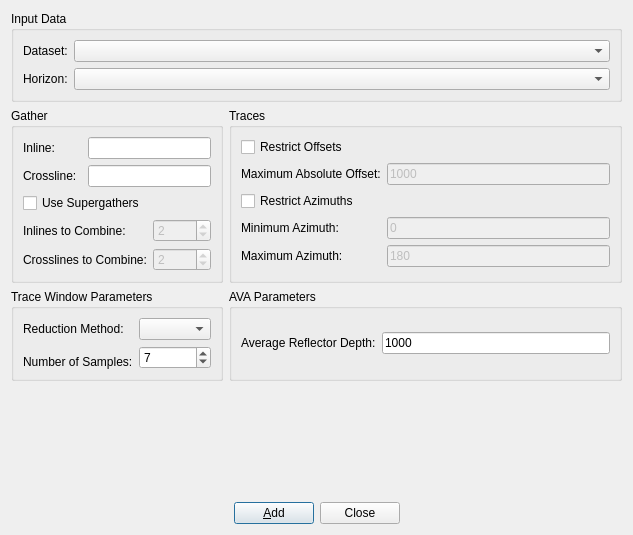
Qt form ProjectViewer/amplitudecurvedataselectiondialog.ui (fsoos74/su) before a commit.
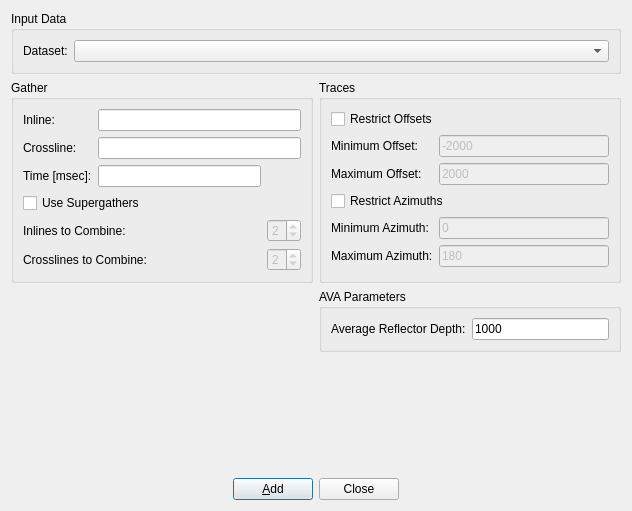
The same form after that commit. Icons and pictures are not drawn.

Commit message: commit many changes after long time

```diff
--- a/ProjectViewer/amplitudecurvedataselectiondialog.ui
+++ b/ProjectViewer/amplitudecurvedataselectiondialog.ui
@@ -6,8 +6,8 @@
    <rect>
     <x>0</x>
     <y>0</y>
-    <width>633</width>
-    <height>535</height>
+    <width>632</width>
+    <height>511</height>
    </rect>
   </property>
   <property name="windowTitle">
@@ -45,116 +45,34 @@
             </property>
            </widget>
           </item>
-          <item row="1" column="0">
-           <widget class="QLabel" name="label_2">
-            <property name="text">
-             <string>Horizon:</string>
-            </property>
-           </widget>
-          </item>
-          <item row="1" column="1">
-           <widget class="QComboBox" name="cbHorizon">
-            <property name="sizePolicy">
-             <sizepolicy hsizetype="Expanding" vsizetype="Fixed">
-              <horstretch>0</horstretch>
-              <verstretch>0</verstretch>
-             </sizepolicy>
-            </property>
-           </widget>
-          </item>
          </layout>
         </item>
        </layout>
       </widget>
      </item>
-     <item row="1" column="0">
-      <widget class="QGroupBox" name="groupBox_3">
-       <property name="title">
-        <string>Gather</string>
-       </property>
-       <layout class="QGridLayout" name="gridLayout_3">
-        <item row="0" column="0">
-         <widget class="QLabel" name="label_3">
-          <property name="text">
-           <string>Inline:</string>
-          </property>
-         </widget>
-        </item>
-        <item row="0" column="1" colspan="2">
-         <widget class="QLineEdit" name="leInline"/>
-        </item>
-        <item row="1" column="0">
-         <widget class="QLabel" name="label_4">
-          <property name="text">
-           <string>Crossline:</string>
-          </property>
-         </widget>
-        </item>
-        <item row="1" column="1" colspan="2">
-         <widget class="QLineEdit" name="leCrossline"/>
-        </item>
-        <item row="2" column="0" colspan="3">
-         <widget class="QCheckBox" name="cbSuperGather">
-          <property name="text">
-           <string>Use Supergathers</string>
-          </property>
-         </widget>
-        </item>
-        <item row="3" column="0" colspan="2">
-         <widget class="QLabel" name="label_8">
-          <property name="text">
-           <string>Inlines to Combine:</string>
-          </property>
-         </widget>
-        </item>
-        <item row="3" column="2">
-         <widget class="QSpinBox" name="sbInlines">
-          <property name="enabled">
-           <bool>false</bool>
-          </property>
-          <property name="minimum">
-           <number>1</number>
-          </property>
-          <property name="maximum">
-           <number>9</number>
-          </property>
-          <property name="value">
-           <number>2</number>
-          </property>
-         </widget>
-        </item>
-        <item row="4" column="0" colspan="2">
-         <widget class="QLabel" name="label_9">
-          <property name="text">
-           <string>Crosslines to Combine:</string>
-          </property>
-         </widget>
-        </item>
-        <item row="4" column="2">
-         <widget class="QSpinBox" name="sbCrosslines">
-          <property name="enabled">
-           <bool>false</bool>
-          </property>
-          <property name="minimum">
-           <number>1</number>
-          </property>
-          <property name="maximum">
-           <number>9</number>
-          </property>
-          <property name="value">
-           <number>2</number>
-          </property>
-         </widget>
-        </item>
-       </layout>
-      </widget>
-     </item>
      <item row="1" column="1">
       <widget class="QGroupBox" name="groupBox_4">
        <property name="title">
         <string>Traces</string>
        </property>
        <layout class="QGridLayout" name="gridLayout_4">
+        <item row="4" column="0">
+         <widget class="QLabel" name="label_11">
+          <property name="text">
+           <string>Minimum Azimuth:</string>
+          </property>
+         </widget>
+        </item>
+        <item row="4" column="1">
+         <widget class="QLineEdit" name="leMinAzimuth">
+          <property name="enabled">
+           <bool>false</bool>
+          </property>
+          <property name="text">
+           <string>0</string>
+          </property>
+         </widget>
+        </item>
         <item row="0" column="0" colspan="2">
          <widget class="QCheckBox" name="cbRestrictOffset">
           <property name="text">
@@ -165,55 +83,21 @@
           </property>
          </widget>
         </item>
-        <item row="1" column="0">
+        <item row="2" column="0">
          <widget class="QLabel" name="label_7">
           <property name="text">
-           <string>Maximum Absolute Offset:</string>
+           <string>Maximum Offset:</string>
           </property>
          </widget>
         </item>
-        <item row="1" column="1">
-         <widget class="QLineEdit" name="leMaxOffset">
-          <property name="enabled">
-           <bool>false</bool>
-          </property>
-          <property name="text">
-           <string>1000</string>
-          </property>
-         </widget>
-        </item>
-        <item row="2" column="0" colspan="2">
-         <widget class="QCheckBox" name="cbRestrictAzimuth">
-          <property name="text">
-           <string>Restrict Azimuths</string>
-          </property>
-         </widget>
-        </item>
-        <item row="3" column="0">
-         <widget class="QLabel" name="label_11">
-          <property name="text">
-           <string>Minimum Azimuth:</string>
-          </property>
-         </widget>
-        </item>
-        <item row="3" column="1">
-         <widget class="QLineEdit" name="leMinAzimuth">
-          <property name="enabled">
-           <bool>false</bool>
-          </property>
-          <property name="text">
-           <string>0</string>
-          </property>
-         </widget>
-        </item>
-        <item row="4" column="0">
+        <item row="5" column="0">
          <widget class="QLabel" name="label_12">
           <property name="text">
            <string>Maximum Azimuth:</string>
           </property>
          </widget>
         </item>
-        <item row="4" column="1">
+        <item row="5" column="1">
          <widget class="QLineEdit" name="leMaxAzimuth">
           <property name="enabled">
            <bool>false</bool>
@@ -223,45 +107,37 @@
           </property>
          </widget>
         </item>
-       </layout>
-      </widget>
-     </item>
-     <item row="2" column="0">
-      <widget class="QGroupBox" name="groupBox">
-       <property name="title">
-        <string>Trace Window Parameters</string>
-       </property>
-       <layout class="QGridLayout" name="gridLayout_2">
-        <item row="0" column="0">
-         <widget class="QLabel" name="label_5">
+        <item row="2" column="1">
+         <widget class="QLineEdit" name="leMaxOffset">
+          <property name="enabled">
+           <bool>false</bool>
+          </property>
           <property name="text">
-           <string>Reduction Method:</string>
+           <string>2000</string>
           </property>
          </widget>
         </item>
-        <item row="0" column="1">
-         <widget class="QComboBox" name="cbMethod"/>
+        <item row="3" column="0" colspan="2">
+         <widget class="QCheckBox" name="cbRestrictAzimuth">
+          <property name="text">
+           <string>Restrict Azimuths</string>
+          </property>
+         </widget>
         </item>
-        <item row="1" column="1" rowspan="2">
-         <widget class="QSpinBox" name="sbSamples">
-          <property name="minimum">
-           <number>1</number>
+        <item row="1" column="0">
+         <widget class="QLabel" name="label_13">
+          <property name="text">
+           <string>Minimum Offset:</string>
           </property>
-          <property name="maximum">
-           <number>99</number>
-          </property>
-          <property name="singleStep">
-           <number>2</number>
-          </property>
-          <property name="value">
-           <number>7</number>
-          </property>
          </widget>
         </item>
-        <item row="2" column="0">
-         <widget class="QLabel" name="label_6">
+        <item row="1" column="1">
+         <widget class="QLineEdit" name="leMinOffset">
+          <property name="enabled">
+           <bool>false</bool>
+          </property>
           <property name="text">
-           <string>Number of Samples:</string>
+           <string>-2000</string>
           </property>
          </widget>
         </item>
@@ -291,6 +167,98 @@
        </layout>
       </widget>
      </item>
+     <item row="1" column="0">
+      <widget class="QGroupBox" name="groupBox_3">
+       <property name="title">
+        <string>Gather</string>
+       </property>
+       <layout class="QGridLayout" name="gridLayout_3">
+        <item row="0" column="0">
+         <widget class="QLabel" name="label_3">
+          <property name="text">
+           <string>Inline:</string>
+          </property>
+         </widget>
+        </item>
+        <item row="0" column="1" colspan="2">
+         <widget class="QLineEdit" name="leInline"/>
+        </item>
+        <item row="1" column="0">
+         <widget class="QLabel" name="label_4">
+          <property name="text">
+           <string>Crossline:</string>
+          </property>
+         </widget>
+        </item>
+        <item row="1" column="1" colspan="2">
+         <widget class="QLineEdit" name="leCrossline"/>
+        </item>
+        <item row="3" column="0" colspan="3">
+         <widget class="QCheckBox" name="cbSuperGather">
+          <property name="text">
+           <string>Use Supergathers</string>
+          </property>
+         </widget>
+        </item>
+        <item row="4" column="0" colspan="2">
+         <widget class="QLabel" name="label_8">
+          <property name="text">
+           <string>Inlines to Combine:</string>
+          </property>
+         </widget>
+        </item>
+        <item row="4" column="2">
+         <widget class="QSpinBox" name="sbInlines">
+          <property name="enabled">
+           <bool>false</bool>
+          </property>
+          <property name="minimum">
+           <number>1</number>
+          </property>
+          <property name="maximum">
+           <number>9</number>
+          </property>
+          <property name="value">
+           <number>2</number>
+          </property>
+         </widget>
+        </item>
+        <item row="5" column="0" colspan="2">
+         <widget class="QLabel" name="label_9">
+          <property name="text">
+           <string>Crosslines to Combine:</string>
+          </property>
+         </widget>
+        </item>
+        <item row="5" column="2">
+         <widget class="QSpinBox" name="sbCrosslines">
+          <property name="enabled">
+           <bool>false</bool>
+          </property>
+          <property name="minimum">
+           <number>1</number>
+          </property>
+          <property name="maximum">
+           <number>9</number>
+          </property>
+          <property name="value">
+           <number>2</number>
+          </property>
+         </widget>
+        </item>
+        <item row="2" column="0">
+         <widget class="QLabel" name="label_2">
+          <property name="text">
+           <string>Time [msec]:</string>
+          </property>
+         </widget>
+        </item>
+        <item row="2" column="1">
+         <widget class="QLineEdit" name="leMSec"/>
+        </item>
+       </layout>
+      </widget>
+     </item>
     </layout>
    </item>
    <item>
```
Left out of the diff: 80 changed lines with no effect on the pictures. The commit also changes 478 other files.
